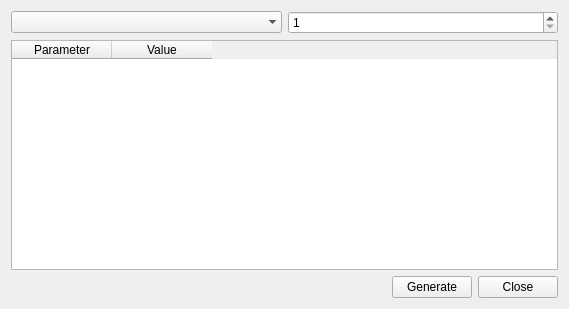
First picture: the form in MainWindow.ui, repository IsraelEfraim/discrete-simulator, before the edit.
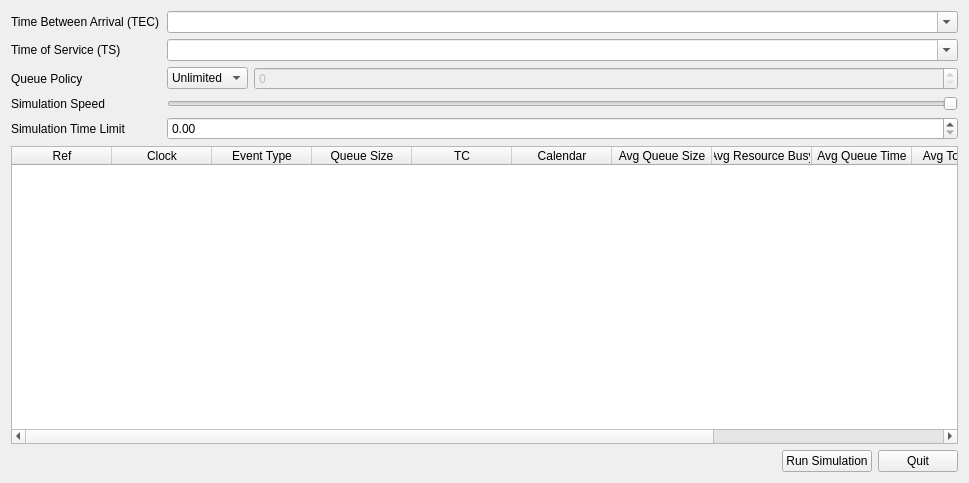
Second picture: the form after the edit.

```diff
--- a/MainWindow.ui
+++ b/MainWindow.ui
@@ -6,8 +6,8 @@
    <rect>
     <x>0</x>
     <y>0</y>
-    <width>569</width>
-    <height>309</height>
+    <width>969</width>
+    <height>483</height>
    </rect>
   </property>
   <property name="minimumSize">
@@ -27,22 +27,102 @@
     <item>
      <layout class="QHBoxLayout" name="horizontalLayout_2">
       <item>
-       <widget class="QComboBox" name="cbDistribution">
+       <widget class="QLabel" name="label">
         <property name="minimumSize">
          <size>
-          <width>140</width>
-          <height>22</height>
+          <width>150</width>
+          <height>0</height>
          </size>
         </property>
-        <property name="currentText">
-         <string/>
+        <property name="text">
+         <string>Time Between Arrival (TEC)</string>
         </property>
+       </widget>
+      </item>
+      <item>
+       <widget class="QComboBox" name="expressionTec">
+        <property name="sizePolicy">
+         <sizepolicy hsizetype="MinimumExpanding" vsizetype="Fixed">
+          <horstretch>0</horstretch>
+          <verstretch>0</verstretch>
+         </sizepolicy>
+        </property>
+        <property name="minimumSize">
+         <size>
+          <width>0</width>
+          <height>0</height>
+         </size>
+        </property>
+        <property name="editable">
+         <bool>true</bool>
+        </property>
         <property name="currentIndex">
          <number>-1</number>
         </property>
-        <property name="frame">
-         <bool>false</bool>
+        <item>
+         <property name="text">
+          <string>UNIF ( Min, Max )</string>
+         </property>
+        </item>
+        <item>
+         <property name="text">
+          <string>TRIA ( Min, Mode, Max )</string>
+         </property>
+        </item>
+        <item>
+         <property name="text">
+          <string>EXPO ( μ, x0 )</string>
+         </property>
+        </item>
+        <item>
+         <property name="text">
+          <string>NORM ( μ, σ )</string>
+         </property>
+        </item>
+        <item>
+         <property name="text">
+          <string>DISC ( P1, V1,... )</string>
+         </property>
+        </item>
+       </widget>
+      </item>
+     </layout>
+    </item>
+    <item>
+     <layout class="QHBoxLayout" name="horizontalLayout_3">
+      <item>
+       <widget class="QLabel" name="label_2">
+        <property name="minimumSize">
+         <size>
+          <width>150</width>
+          <height>0</height>
+         </size>
         </property>
+        <property name="text">
+         <string>Time of Service (TS)</string>
+        </property>
+       </widget>
+      </item>
+      <item>
+       <widget class="QComboBox" name="expressionTs">
+        <property name="sizePolicy">
+         <sizepolicy hsizetype="MinimumExpanding" vsizetype="Fixed">
+          <horstretch>0</horstretch>
+          <verstretch>0</verstretch>
+         </sizepolicy>
+        </property>
+        <property name="minimumSize">
+         <size>
+          <width>0</width>
+          <height>0</height>
+         </size>
+        </property>
+        <property name="editable">
+         <bool>true</bool>
+        </property>
+        <property name="currentIndex">
+         <number>-1</number>
+        </property>
         <item>
          <property name="text">
           <string>Uniform</string>
@@ -65,19 +145,128 @@
         </item>
        </widget>
       </item>
+     </layout>
+    </item>
+    <item>
+     <layout class="QHBoxLayout" name="horizontalLayout_4">
       <item>
-       <widget class="QSpinBox" name="sbQuantity">
+       <widget class="QLabel" name="label_3">
         <property name="minimumSize">
          <size>
+          <width>150</width>
+          <height>0</height>
+         </size>
+        </property>
+        <property name="maximumSize">
+         <size>
+          <width>16777215</width>
+          <height>16777215</height>
+         </size>
+        </property>
+        <property name="text">
+         <string>Queue Policy</string>
+        </property>
+       </widget>
+      </item>
+      <item>
+       <widget class="QComboBox" name="queuePolicySelector">
+        <property name="minimumSize">
+         <size>
           <width>0</width>
-          <height>22</height>
+          <height>0</height>
          </size>
         </property>
-        <property name="minimum">
+        <property name="editable">
+         <bool>false</bool>
+        </property>
+        <item>
+         <property name="text">
+          <string>Unlimited</string>
+         </property>
+        </item>
+        <item>
+         <property name="text">
+          <string>Limited</string>
+         </property>
+        </item>
+       </widget>
+      </item>
+      <item>
+       <widget class="QSpinBox" name="queuePolicyValue">
+        <property name="enabled">
+         <bool>false</bool>
+        </property>
+        <property name="sizePolicy">
+         <sizepolicy hsizetype="MinimumExpanding" vsizetype="Fixed">
+          <horstretch>0</horstretch>
+          <verstretch>0</verstretch>
+         </sizepolicy>
+        </property>
+       </widget>
+      </item>
+     </layout>
+    </item>
+    <item>
+     <layout class="QHBoxLayout" name="horizontalLayout_5">
+      <item>
+       <widget class="QLabel" name="label_4">
+        <property name="minimumSize">
+         <size>
+          <width>150</width>
+          <height>0</height>
+         </size>
+        </property>
+        <property name="text">
+         <string>Simulation Speed</string>
+        </property>
+       </widget>
+      </item>
+      <item>
+       <widget class="QSlider" name="simulationSpeed">
+        <property name="maximum">
+         <number>100</number>
+        </property>
+        <property name="singleStep">
          <number>1</number>
         </property>
+        <property name="orientation">
+         <enum>Qt::Horizontal</enum>
+        </property>
+        <property name="invertedAppearance">
+         <bool>true</bool>
+        </property>
+        <property name="tickPosition">
+         <enum>QSlider::NoTicks</enum>
+        </property>
+       </widget>
+      </item>
+     </layout>
+    </item>
+    <item>
+     <layout class="QHBoxLayout" name="horizontalLayout_6">
+      <item>
+       <widget class="QLabel" name="label_5">
+        <property name="minimumSize">
+         <size>
+          <width>150</width>
+          <height>0</height>
+         </size>
+        </property>
+        <property name="text">
+         <string>Simulation Time Limit</string>
+        </property>
+       </widget>
+      </item>
+      <item>
+       <widget class="QDoubleSpinBox" name="simulationTimeLimit">
+        <property name="sizePolicy">
+         <sizepolicy hsizetype="MinimumExpanding" vsizetype="Fixed">
+          <horstretch>0</horstretch>
+          <verstretch>0</verstretch>
+         </sizepolicy>
+        </property>
         <property name="maximum">
-         <number>999999999</number>
+         <double>10000000000000000.000000000000000</double>
         </property>
        </widget>
       </item>
@@ -86,24 +275,65 @@
     <item>
      <layout class="QHBoxLayout" name="centerHorizontalLayout">
       <item>
-       <widget class="QTableWidget" name="params">
-        <property name="frameShape">
-         <enum>QFrame::StyledPanel</enum>
-        </property>
-        <property name="frameShadow">
-         <enum>QFrame::Plain</enum>
-        </property>
-        <attribute name="verticalHeaderVisible">
-         <bool>false</bool>
-        </attribute>
+       <widget class="QTableWidget" name="simulationTableView">
         <column>
          <property name="text">
-          <string>Parameter</string>
+          <string>Ref</string>
          </property>
         </column>
         <column>
          <property name="text">
-          <string>Value</string>
+          <string>Clock</string>
+         </property>
+        </column>
+        <column>
+         <property name="text">
+          <string>Event Type</string>
+         </property>
+        </column>
+        <column>
+         <property name="text">
+          <string>Queue Size</string>
+         </property>
+        </column>
+        <column>
+         <property name="text">
+          <string>TC</string>
+         </property>
+        </column>
+        <column>
+         <property name="text">
+          <string>Calendar</string>
+         </property>
+        </column>
+        <column>
+         <property name="text">
+          <string>Avg Queue Size</string>
+         </property>
+        </column>
+        <column>
+         <property name="text">
+          <string>Avg Resource Busy</string>
+         </property>
+        </column>
+        <column>
+         <property name="text">
+          <string>Avg Queue Time</string>
+         </property>
+        </column>
+        <column>
+         <property name="text">
+          <string>Avg Total Time</string>
+         </property>
+        </column>
+        <column>
+         <property name="text">
+          <string>Entity Out</string>
+         </property>
+        </column>
+        <column>
+         <property name="text">
+          <string>Entity Max</string>
          </property>
         </column>
        </widget>
@@ -128,14 +358,14 @@
       <item>
        <widget class="QPushButton" name="btGenerate">
         <property name="text">
-         <string>Generate</string>
+         <string>Run Simulation</string>
         </property>
        </widget>
       </item>
       <item>
        <widget class="QPushButton" name="btCloseApp">
         <property name="text">
-         <string>Close</string>
+         <string>Quit</string>
         </property>
        </widget>
       </item>
```
Left out of the diff: 19 changed lines with no effect on the pictures.
